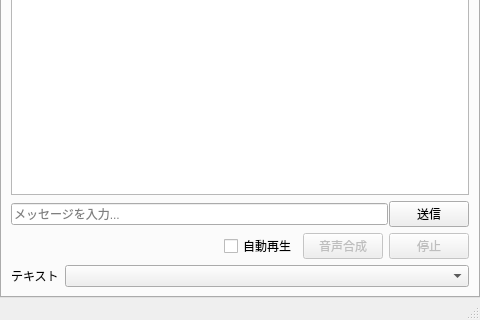
This is src/MainWindow.ui in mitayuki3/flexichat as Qt 5 draws it before an edit; both pictures show x 0 to 480 and y 160 to 480 of the 480 by 480 pixel window. The edited form follows.
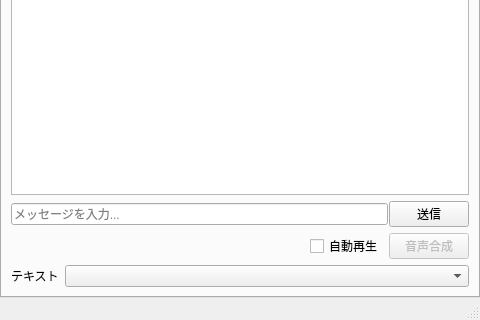
This is the edited form.

Commit message: 停止ボタンを削除。seed 入力を削除

The edit to the form file:
```diff
--- a/src/MainWindow.ui
+++ b/src/MainWindow.ui
@@ -115,16 +115,6 @@
             </property>
            </widget>
           </item>
-          <item>
-           <widget class="QPushButton" name="stopTtsButton">
-            <property name="enabled">
-             <bool>false</bool>
-            </property>
-            <property name="text">
-             <string>停止</string>
-            </property>
-           </widget>
-          </item>
          </layout>
         </item>
         <item>
```
Left out of the diff: 10 changed lines with no effect on the pictures. The commit also changes 3 other files.
